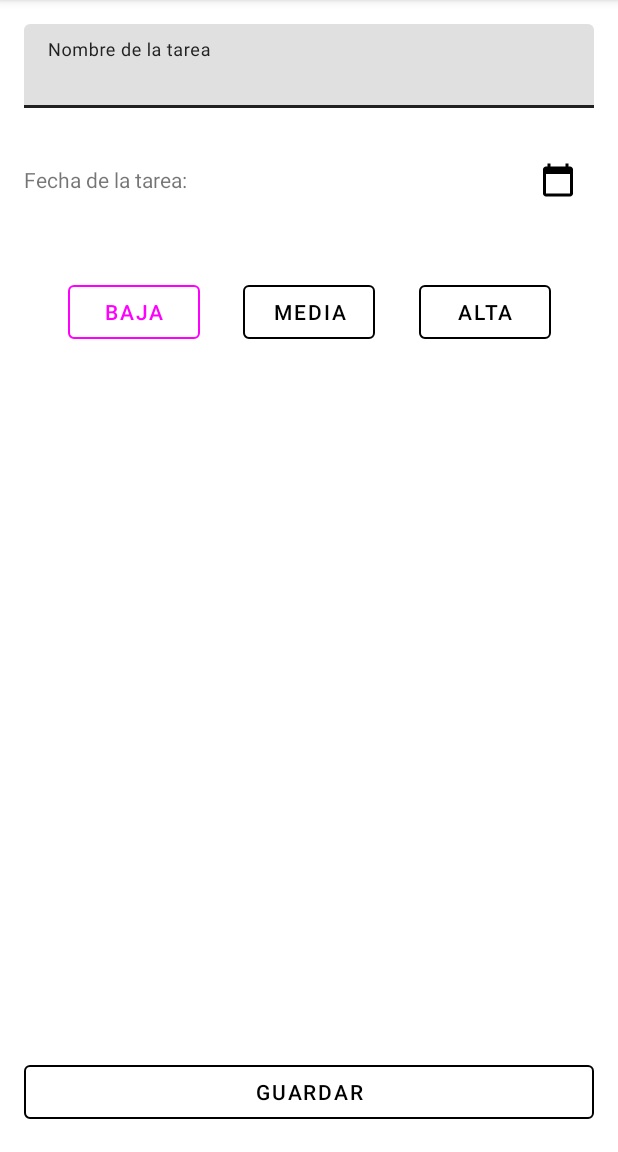
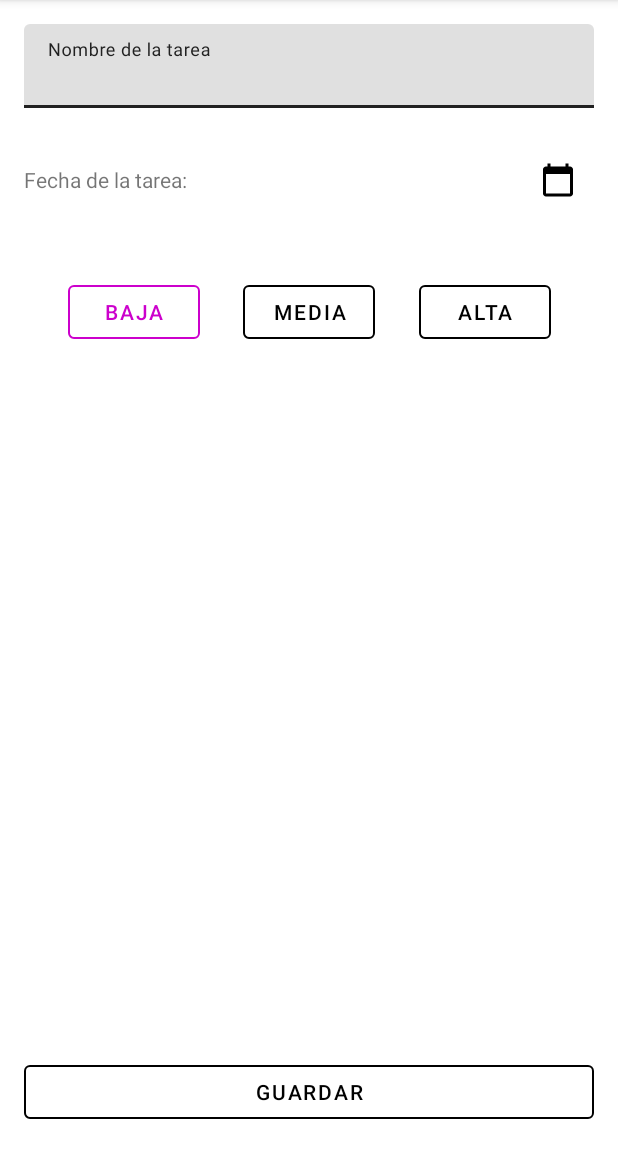
Before and after one commit to dagonco/Herald, an Android app: the AddTaskFragment screen opened directly, with no data from a screen before it, on a phone screen of 412 x 824 dp, the part 84-1236 px from its top. Run offline under Robolectric (Android 15) with nearby library versions, the phone set to English and light mode, and no system bars.

Commit message:
Classic magenta where changed for a magenta accessibility friendly

```diff
--- a/app/src/main/java/com/dagonco/herald/feature/dialog/AddTaskFragment.kt
+++ b/app/src/main/java/com/dagonco/herald/feature/dialog/AddTaskFragment.kt
@@ -27,6 +27,7 @@ import android.view.View
 import android.view.ViewGroup
 import android.view.accessibility.AccessibilityNodeInfo.AccessibilityAction.ACTION_CLICK
 import android.widget.DatePicker
+import androidx.core.content.ContextCompat
 import androidx.fragment.app.Fragment
 import com.dagonco.herald.R
 import com.dagonco.herald.Repository
@@ -137,8 +138,9 @@ class AddTaskFragment : Fragment(), DatePickerDialog.OnDateSetListener {
     }
 
     private fun MaterialButton.markPriorityStyleButton() = run {
-        strokeColor = ColorStateList.valueOf(Color.MAGENTA)
-        setTextColor(Color.MAGENTA)
+        val magentaAccessible = ContextCompat.getColor(context, R.color.magenta_accessible)
+        strokeColor = ColorStateList.valueOf(magentaAccessible)
+        setTextColor(magentaAccessible)
     }
 
     interface OnTaskStoredListener {
--- a/app/src/main/res/values/colors.xml
+++ b/app/src/main/res/values/colors.xml
@@ -4,4 +4,5 @@
     <color name="task_priority_2">#FF9800</color>
     <color name="task_priority_3">#F44336</color>
     <color name="item_task_label">#686868</color>
+    <color name="magenta_accessible">#CC00CC</color>
 </resources>
```
